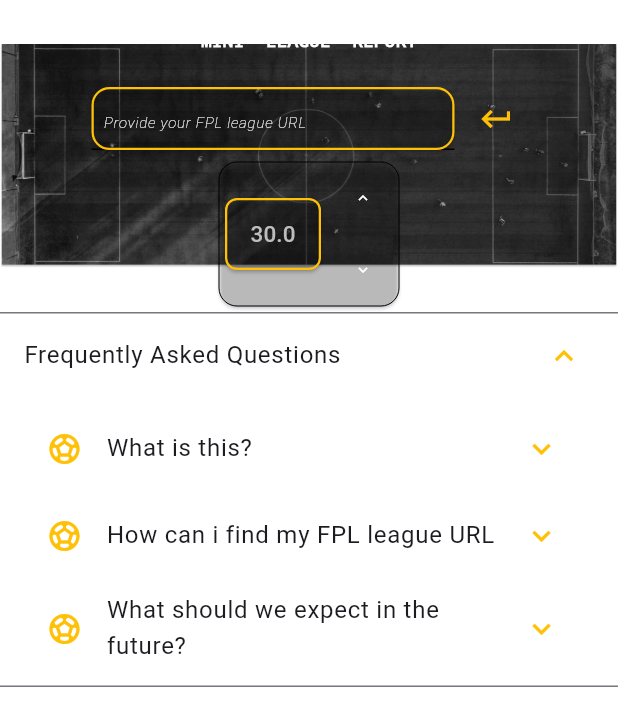
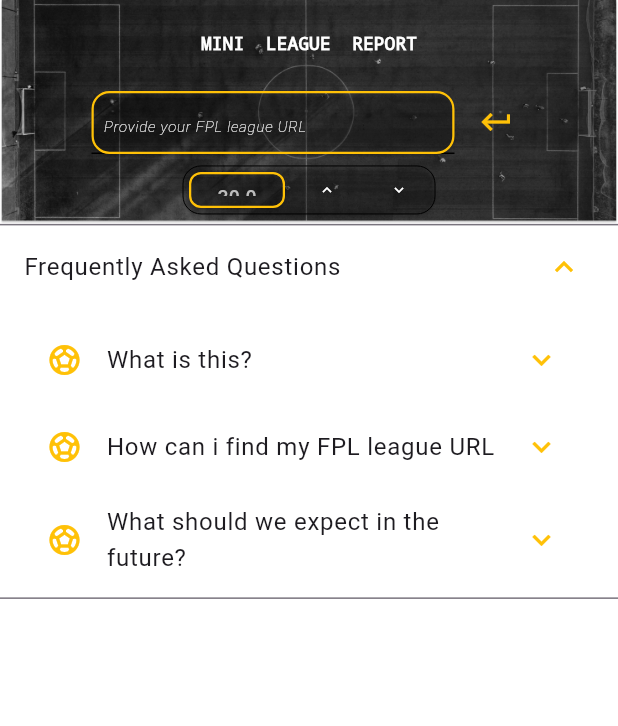
Before and after one commit to Ok3ks/fpl-frontend, a Flutter app: the LeagueView screen opened by its route, on a phone screen of 412 x 824 dp. Shown: the top 726 px of the screen. Run offline on Flutter 3.47's test engine with Material 3 defaults, Android fonts, the phone set to English and light mode, and no system bars; our stand-ins replace cloud_firestore, firebase_auth, firebase_core, flutter_dotenv, flutter_riverpod, get_storage and 4 more; missing offline and left inert: dart:html; accounts and stored records are empty.

Commit message:
dynamic widgets

```diff
--- a/lib/constants.dart
+++ b/lib/constants.dart
@@ -1,9 +1,7 @@
 abstract class Constants {
   // static const String prodUrl = 'http://127.0.0.1:8000/graphql/';
   static const String prodUrl =
-      'https://league-analysis-backend-987818742353.europe-west2.run.app/graphql/';
-  // static const String prodUrl =
-  //     'https://fpl-backend-1054719499081.europe-west2.run.app/graphql/';
+      'https://fpl-backend-1054719499081.europe-west2.run.app/graphql/';
   // static const String devUrl = 'https:backend.dontsuckatfpl.app/graphql/';
   // static const String devUrl = 'https://lamprey-finer-partially.ngrok-free.app/graphql/';
   static const String fplUrl =
--- a/lib/leaguepage/leagueview.dart
+++ b/lib/leaguepage/leagueview.dart
@@ -49,16 +49,23 @@ class LeagueViewState extends ConsumerState<LeagueView> {
       return SingleChildScrollView(
           child: Column(children: [
         Stack(alignment: AlignmentDirectional.center, children: [
-          Image.asset("assets/images/pexels-mike-1171084.webp"),
+          Image.asset(
+              "assets/images/pexels-mike-1171084.webp",
+            // width: 1474/3,
+            // height: 534/3
+          ),
           SizedBox(
-              // width: width,
-              //height: (height/3) - 30,
+              // width: 1474,
+              // height: 500,
               // child: Card(
               child: Column(children: [
             const SizedBox(height: 20),
+            if ( width > 300)
             LandingPageTitle(),
             const SizedBox(height: 20),
             Row(mainAxisAlignment: MainAxisAlignment.center, children: [
+              if (width > 300)
+
               SizedBox(
                   width: 250,
                   height: 50,
@@ -111,6 +118,7 @@ class LeagueViewState extends ConsumerState<LeagueView> {
                     ),
                   )),
               // ),
+              if (width > 300)
               IconButton(
                 icon: Icon(Icons.keyboard_return,
                     color: MaterialTheme.darkMediumContrastScheme().primary),
@@ -140,6 +148,7 @@ class LeagueViewState extends ConsumerState<LeagueView> {
               // crossAxisAlignment: CrossAxisAlignment.cen,
               children: [
                 if (widget.userLeague != null) leagueIDWidget(),
+                if (width > 300)
                 GameweekWidget(),
               ],
             ),
--- a/lib/utils.dart
+++ b/lib/utils.dart
@@ -23,15 +23,23 @@ dynamic getCurrentGameweek() async {
 class GameweekWidget extends ConsumerWidget {
   GameweekWidget({super.key});
 
+
+
   @override
   Widget build(BuildContext context, WidgetRef ref) {
     final currGameweek = ref.watch(gameweekProvider);
+    final Size size = MediaQuery.sizeOf(context);
+
+
+    final double width = size.width;
+    final double height = size.height;
 
     //TODO:Limit based on current gameweek
     return FutureBuilder(
         future: getCurrentGameweek(),
         builder: (BuildContext, snapshot) {
           return SizedBox(
+              height: width < 500 ? 40 : 50 ,
               child: Card(
                   color: const Color.fromRGBO(100, 100, 100, 0),
                   shape: RoundedRectangleBorder(
@@ -64,7 +72,7 @@ class GameweekWidget extends ConsumerWidget {
                                           color: MaterialTheme
                                                   .darkMediumContrastScheme()
                                               .onSurface,
-                                          fontSize: 15)),
+                                          fontSize: width < 500 ? 13 : 10)),
                                   onPressed: () {
                                     ref
                                         .read(expandGameweekProvider.notifier)
@@ -73,7 +81,7 @@ class GameweekWidget extends ConsumerWidget {
                                 ),
                               )),
                         ),
-                        Column(
+                        Row(
                             mainAxisAlignment: MainAxisAlignment.start,
                             crossAxisAlignment: CrossAxisAlignment.start,
                             children: [
@@ -150,6 +158,8 @@ class leagueIDWidget extends ConsumerWidget {
 
 class expandedGameweekWidget extends ConsumerWidget {
   expandedGameweekWidget({super.key});
+
+
 
   @override
   Widget build(BuildContext context, WidgetRef ref) {
```
Also changed, not shown: lib/types.dart (+40 -32 lines), firebase.json, 6 other files.
